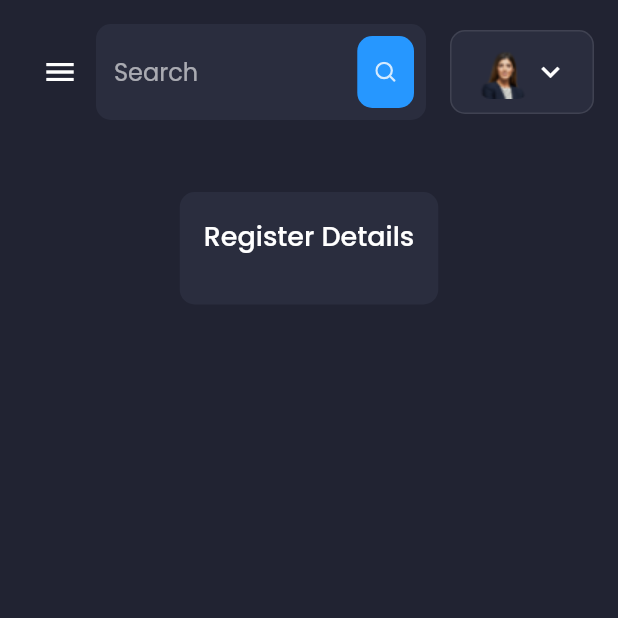
After one commit to KBVE/app.kbve.com, a Flutter app: the RegisterScreen screen opened directly, on a phone screen of 412 x 824 dp, the top half of it. The commit adds this screen. Run offline on Flutter 3.47's test engine with Material 2 defaults, Android fonts, the phone set to English and light mode, and no system bars; our stand-ins replace data_table_2, fl_chart, flutter_svg, go_router, google_fonts.

Commit message:
Sync code across the codebase.

```diff
--- /dev/null
+++ b/lib/screens/profile/register.dart
@@ -0,0 +1,114 @@
+import 'package:admin/controllers/MenuController.dart';
+import 'package:admin/responsive.dart';
+import 'package:flutter/material.dart';
+import 'package:provider/provider.dart';
+
+import '../dashboard/components/header.dart';
+
+import '../../constants.dart';
+import '../main/components/side_menu.dart';
+
+// TO:DO
+
+class RegisterScreen extends StatelessWidget {
+  @override
+  Widget build(BuildContext context) {
+    return Scaffold(
+      key: context.read<MenuController>().scaffoldKey,
+      drawer: SideMenu(),
+      body: SafeArea(
+        child: Row(
+          crossAxisAlignment: CrossAxisAlignment.start,
+          children: [
+            // We want this side menu only for large screen
+            if (Responsive.isDesktop(context))
+              Expanded(
+                // default flex = 1
+                // and it takes 1/6 part of the screen
+                child: SideMenu(),
+              ),
+            Expanded(
+              // It takes 5/6 part of the screen
+              flex: 5,
+              child: __RegisterScreen(),
+            ),
+          ],
+        ),
+      ),
+    );
+  }
+}
+
+class __RegisterScreen extends StatelessWidget {
+  @override
+  Widget build(BuildContext context) {
+    return SafeArea(
+      child: SingleChildScrollView(
+        primary: false,
+        padding: EdgeInsets.all(defaultPadding),
+        child: Column(
+          children: [
+            Header(),
+            SizedBox(height: defaultPadding),
+            Row(
+              crossAxisAlignment: CrossAxisAlignment.start,
+              children: [
+                Expanded(
+                  flex: 5,
+                  child: Column(
+                    children: [
+                      //MyFiles(),
+                      SizedBox(height: defaultPadding),
+                      //RecentFiles(),
+                      if (Responsive.isMobile(context))
+                        SizedBox(height: defaultPadding),
+                      if (Responsive.isMobile(context)) RegisterDetails(),
+                    ],
+                  ),
+                ),
+                if (!Responsive.isMobile(context))
+                  SizedBox(width: defaultPadding),
+                // On Mobile means if the screen is less than 850 we dont want to show it
+                if (!Responsive.isMobile(context))
+                  Expanded(
+                    flex: 2,
+                    child: RegisterDetails(),
+                  ),
+              ],
+            )
+          ],
+        ),
+      ),
+    );
+  }
+}
+
+class RegisterDetails extends StatelessWidget {
+  const RegisterDetails({
+    Key? key,
+  }) : super(key: key);
+
+  @override
+  Widget build(BuildContext context) {
+    return Container(
+      padding: EdgeInsets.all(defaultPadding),
+      decoration: BoxDecoration(
+        color: secondaryColor,
+        borderRadius: const BorderRadius.all(Radius.circular(10)),
+      ),
+      child: Column(
+        crossAxisAlignment: CrossAxisAlignment.start,
+        children: [
+          Text(
+            "Register Details",
+            style: TextStyle(
+              fontSize: 18,
+              fontWeight: FontWeight.w500,
+            ),
+          ),
+          SizedBox(height: defaultPadding),
+        ],
+      ),
+    );
+  }
+}
```
Also changed, not shown: lib/dead/login/login.txt (added, +110 -0 lines), lib/main.dart (+11 -5 lines), lib/screens/main/components/side_menu.dart (+13 -4 lines), lib/screens/profile/login.dart (renamed from lib/screens/main/login.dart, +6 -4 lines).
